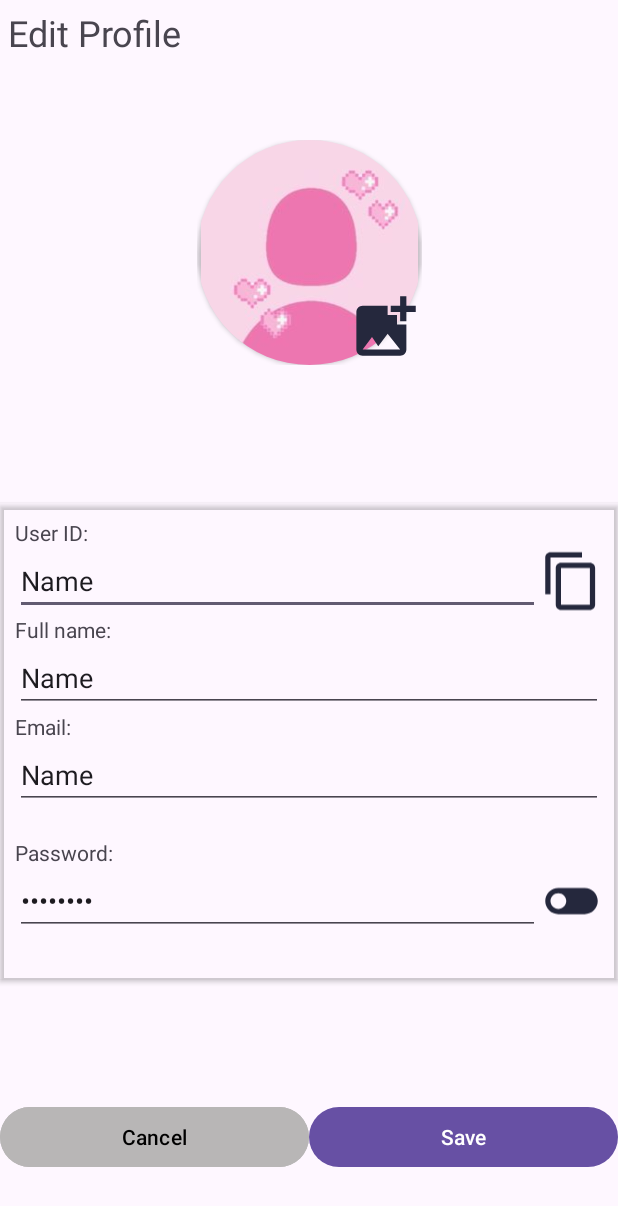
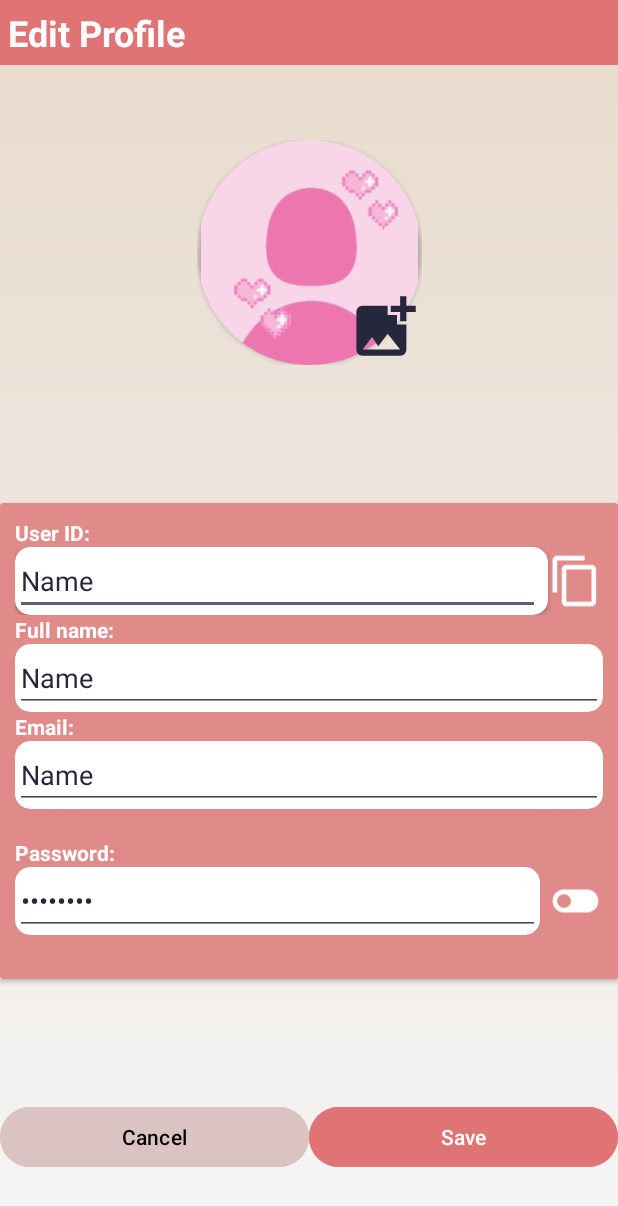
Before and after one commit to PorpleRuby/journal, an Android app: the EditProfile screen opened directly, with no data from a screen before it, on a phone screen of 412 x 824 dp. Shown: the top 1206 px of the screen. Run offline under Robolectric (Android 15) with nearby library versions, the phone set to English and light mode, and no system bars; our stand-ins replace Firebase (no records; nobody signed in at launch, a user with empty details on screens opened directly).

Commit message:
frontend update

```diff
--- a/app/src/main/java/com/example/journal/RegistrationPage.kt
+++ b/app/src/main/java/com/example/journal/RegistrationPage.kt
@@ -36,7 +36,7 @@ class RegistrationPage : AppCompatActivity() {
         val btnSignup: Button = findViewById(R.id.btnSignup)
 
         loginBtn2.setOnClickListener {
-            val intent = Intent(this, MainActivity::class.java)
+            val intent = Intent(this, LoginPage::class.java)
             startActivity(intent)
         }
 
--- a/app/src/main/res/drawable/baseline_arrow_back_24.xml
+++ b/app/src/main/res/drawable/baseline_arrow_back_24.xml
@@ -1,4 +1,4 @@
-<vector xmlns:android="http://schemas.android.com/apk/res/android" android:autoMirrored="true" android:height="24dp" android:tint="#25283D" android:viewportHeight="24" android:viewportWidth="24" android:width="24dp">
+<vector xmlns:android="http://schemas.android.com/apk/res/android" android:autoMirrored="true" android:height="24dp" android:tint="#FFFFFF" android:viewportHeight="24" android:viewportWidth="24" android:width="24dp">
 
     <path android:fillColor="@android:color/white" android:pathData="M20,11H7.83l5.59,-5.59L12,4l-8,8 8,8 1.41,-1.41L7.83,13H20v-2z"/>
 
--- a/app/src/main/res/drawable/baseline_content_copy_24.xml
+++ b/app/src/main/res/drawable/baseline_content_copy_24.xml
@@ -1,4 +1,4 @@
-<vector xmlns:android="http://schemas.android.com/apk/res/android" android:height="24dp" android:tint="#25283D" android:viewportHeight="24" android:viewportWidth="24" android:width="24dp">
+<vector xmlns:android="http://schemas.android.com/apk/res/android" android:height="24dp" android:tint="#FFFFFF" android:viewportHeight="24" android:viewportWidth="24" android:width="24dp">
 
     <path android:fillColor="@android:color/white" android:pathData="M16,1L4,1c-1.1,0 -2,0.9 -2,2v14h2L4,3h12L16,1zM19,5L8,5c-1.1,0 -2,0.9 -2,2v14c0,1.1 0.9,2 2,2h11c1.1,0 2,-0.9 2,-2L21,7c0,-1.1 -0.9,-2 -2,-2zM19,21L8,21L8,7h11v14z"/>
 
--- a/app/src/main/res/drawable/baseline_toggle_off_24.xml
+++ b/app/src/main/res/drawable/baseline_toggle_off_24.xml
@@ -1,4 +1,4 @@
-<vector xmlns:android="http://schemas.android.com/apk/res/android" android:height="24dp" android:tint="#25283D" android:viewportHeight="24" android:viewportWidth="24" android:width="24dp">
+<vector xmlns:android="http://schemas.android.com/apk/res/android" android:height="24dp" android:tint="#FFFFFF" android:viewportHeight="24" android:viewportWidth="24" android:width="24dp">
 
     <path android:fillColor="@android:color/white" android:pathData="M17,7H7c-2.76,0 -5,2.24 -5,5s2.24,5 5,5h10c2.76,0 5,-2.24 5,-5s-2.24,-5 -5,-5zM7,15c-1.66,0 -3,-1.34 -3,-3s1.34,-3 3,-3 3,1.34 3,3 -1.34,3 -3,3z"/>
 
--- a/app/src/main/res/drawable/baseline_toggle_on_24.xml
+++ b/app/src/main/res/drawable/baseline_toggle_on_24.xml
@@ -1,4 +1,4 @@
-<vector xmlns:android="http://schemas.android.com/apk/res/android" android:height="24dp" android:tint="#25283D" android:viewportHeight="24" android:viewportWidth="24" android:width="24dp">
+<vector xmlns:android="http://schemas.android.com/apk/res/android" android:height="24dp" android:tint="#FFFFFF" android:viewportHeight="24" android:viewportWidth="24" android:width="24dp">
 
     <path android:fillColor="@android:color/white" android:pathData="M17,7L7,7c-2.76,0 -5,2.24 -5,5s2.24,5 5,5h10c2.76,0 5,-2.24 5,-5s-2.24,-5 -5,-5zM17,15c-1.66,0 -3,-1.34 -3,-3s1.34,-3 3,-3 3,1.34 3,3 -1.34,3 -3,3z"/>
 
--- a/app/src/main/res/drawable/bg_gradient.xml
+++ b/app/src/main/res/drawable/bg_gradient.xml
@@ -3,6 +3,6 @@
         <gradient
             android:type="linear"
             android:angle="90"
-            android:startColor="#22a172"
-            android:endColor="#059854" />
+            android:startColor="#F5F5F5"
+            android:endColor="#E8DACC" />
     </shape>
--- a/app/src/main/res/layout/activity_edit_profile.xml
+++ b/app/src/main/res/layout/activity_edit_profile.xml
@@ -5,12 +5,14 @@
     android:id="@+id/main"
     android:layout_width="match_parent"
     android:layout_height="match_parent"
+    android:background="@drawable/bg_gradient"
     tools:context=".EditProfile">
 
     <LinearLayout
         android:id="@+id/linearLayout3"
         android:layout_width="match_parent"
         android:layout_height="wrap_content"
+        android:background="#E07474"
         android:orientation="horizontal"
         app:layout_constraintEnd_toEndOf="parent"
         app:layout_constraintStart_toStartOf="parent"
@@ -23,7 +25,9 @@
             android:layout_margin="5dp"
             android:layout_weight="1"
             android:text="Edit Profile"
-            android:textSize="24sp" />
+            android:textColor="#FFFFFFFF"
+            android:textSize="24sp"
+            android:textStyle="bold" />
 
     </LinearLayout>
 
@@ -70,7 +74,7 @@
         android:layout_height="wrap_content"
         android:layout_marginTop="50dp"
         android:layout_marginBottom="1dp"
-        app:cardBackgroundColor="#00FFFFFF"
+        app:cardBackgroundColor="#E08A8A"
         app:layout_constraintBottom_toTopOf="@+id/linearLayout4"
         app:layout_constraintEnd_toEndOf="parent"
         app:layout_constraintStart_toStartOf="parent"
@@ -86,21 +90,32 @@
                 android:id="@+id/textView6"
                 android:layout_width="wrap_content"
                 android:layout_height="wrap_content"
-                android:text="User ID:" />
+                android:text="User ID:"
+                android:textColor="#FFFFFFFF"
+                android:textStyle="bold" />
 
             <LinearLayout
                 android:layout_width="match_parent"
                 android:layout_height="match_parent"
                 android:orientation="horizontal">
 
+                <androidx.cardview.widget.CardView
+                    android:layout_width="wrap_content"
+                    android:layout_height="match_parent"
+                    app:cardCornerRadius="10dp">
+
                     <EditText
                         android:id="@+id/displayEditUID"
                         android:layout_width="350dp"
                         android:layout_height="wrap_content"
+                        android:layout_marginRight="5dp"
                         android:editable="false"
                         android:ems="10"
                         android:inputType="text"
-                    android:text="Name" />
+                        android:text="Name"
+                        android:textColor="#25283D" />
+
+                </androidx.cardview.widget.CardView>
 
                 <ImageView
                     android:id="@+id/btnCopy"
@@ -115,7 +130,14 @@
                 android:id="@+id/textView8"
                 android:layout_width="wrap_content"
                 android:layout_height="wrap_content"
-                android:text="Full name:" />
+                android:text="Full name:"
+                android:textColor="#FFFFFFFF"
+                android:textStyle="bold" />
+
+            <androidx.cardview.widget.CardView
+                android:layout_width="match_parent"
+                android:layout_height="match_parent"
+                app:cardCornerRadius="10dp">
 
                 <EditText
                     android:id="@+id/displayEditFname"
@@ -123,13 +145,22 @@
                     android:layout_height="wrap_content"
                     android:ems="10"
                     android:inputType="text"
-                android:text="Name" />
+                    android:text="Name"
+                    android:textColor="#25283D" />
+            </androidx.cardview.widget.CardView>
 
             <TextView
                 android:id="@+id/textView9"
                 android:layout_width="wrap_content"
                 android:layout_height="wrap_content"
-                android:text="Email:" />
+                android:text="Email:"
+                android:textColor="#FFFFFFFF"
+                android:textStyle="bold" />
+
+            <androidx.cardview.widget.CardView
+                android:layout_width="match_parent"
+                android:layout_height="match_parent"
+                app:cardCornerRadius="10dp">
 
                 <EditText
                     android:id="@+id/displayEditEmail"
@@ -137,7 +168,9 @@
                     android:layout_height="wrap_content"
                     android:ems="10"
                     android:inputType="text"
-                android:text="Name" />
+                    android:text="Name"
+                    android:textColor="#25283D" />
+            </androidx.cardview.widget.CardView>
 
             <TextView
                 android:id="@+id/errEditEmail"
@@ -149,12 +182,20 @@
                 android:id="@+id/textView7"
                 android:layout_width="wrap_content"
                 android:layout_height="wrap_content"
-                android:text="Password:" />
+                android:text="Password:"
+                android:textColor="#FFFFFFFF"
+                android:textStyle="bold" />
 
             <LinearLayout
                 android:layout_width="match_parent"
                 android:layout_height="match_parent"
                 android:orientation="horizontal">
+
+                <androidx.cardview.widget.CardView
+                    android:layout_width="wrap_content"
+                    android:layout_height="match_parent"
+                    android:layout_marginRight="5dp"
+                    app:cardCornerRadius="10dp">
 
                     <EditText
                         android:id="@+id/displayEditPass"
@@ -162,7 +203,9 @@
                         android:layout_height="wrap_content"
                         android:ems="10"
                         android:inputType="text|textPassword"
-                    android:text="Password" />
+                        android:text="Password"
+                        android:textColor="#25283D" />
+                </androidx.cardview.widget.CardView>
 
                 <ImageView
                     android:id="@+id/btnToggle"
@@ -200,7 +243,7 @@
             android:layout_width="10dp"
             android:layout_height="wrap_content"
             android:layout_weight="1"
-            android:backgroundTint="#B8B6B6"
+            android:backgroundTint="#DBC3C3"
             android:text="Cancel"
             android:textColor="#000000" />
 
@@ -209,6 +252,7 @@
             android:layout_width="10dp"
             android:layout_height="wrap_content"
             android:layout_weight="1"
+            android:backgroundTint="#E07474"
             android:text="Save" />
     </LinearLayout>
 
--- a/app/src/main/res/layout/activity_profile_page.xml
+++ b/app/src/main/res/layout/activity_profile_page.xml
@@ -75,6 +75,7 @@
             android:layout_gravity="center"
             android:layout_margin="5dp"
             android:text="Full Name"
+            android:textColor="#25283D"
             android:textSize="24sp"
             android:textStyle="bold" />
 
@@ -90,6 +91,7 @@
                 android:layout_height="wrap_content"
                 android:layout_margin="10dp"
                 android:text="Email"
+                android:textColor="#25283D"
                 android:textSize="20sp" />
         </androidx.cardview.widget.CardView>
 
@@ -122,6 +124,7 @@
                 android:layout_margin="5dp"
                 android:drawableLeft="@drawable/baseline_border_color_24"
                 android:text="Edit Profile"
+                android:textColor="#25283D"
                 android:textSize="24sp" />
 
             <View
@@ -137,6 +140,7 @@
                 android:layout_margin="5dp"
                 android:drawableLeft="@drawable/baseline_exit_to_app_24"
                 android:text="Log Out"
+                android:textColor="#25283D"
                 android:textSize="24sp" />
         </LinearLayout>
 
```
Also changed, not shown: app/src/main/res/layout/activity_login_page.xml (+5 -4 lines), app/src/main/res/layout/activity_main.xml (+12 -13 lines), app/src/main/res/layout/activity_registration_page.xml (+5 -5 lines). Lines whose indentation alone changed are shown as unchanged.
